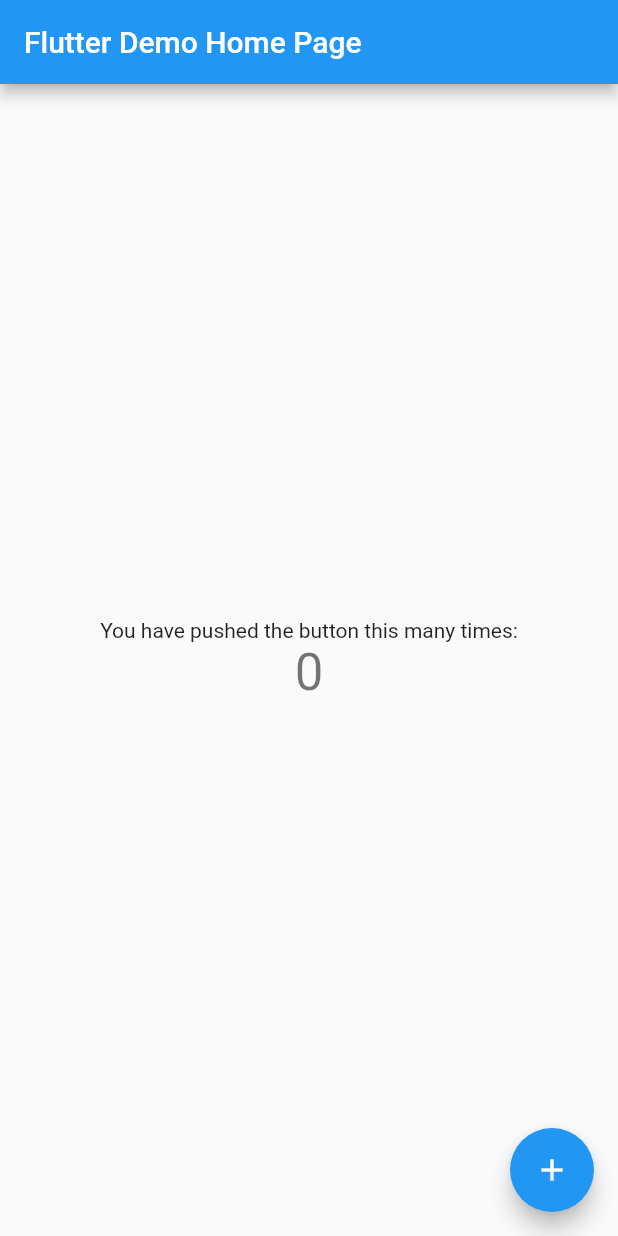
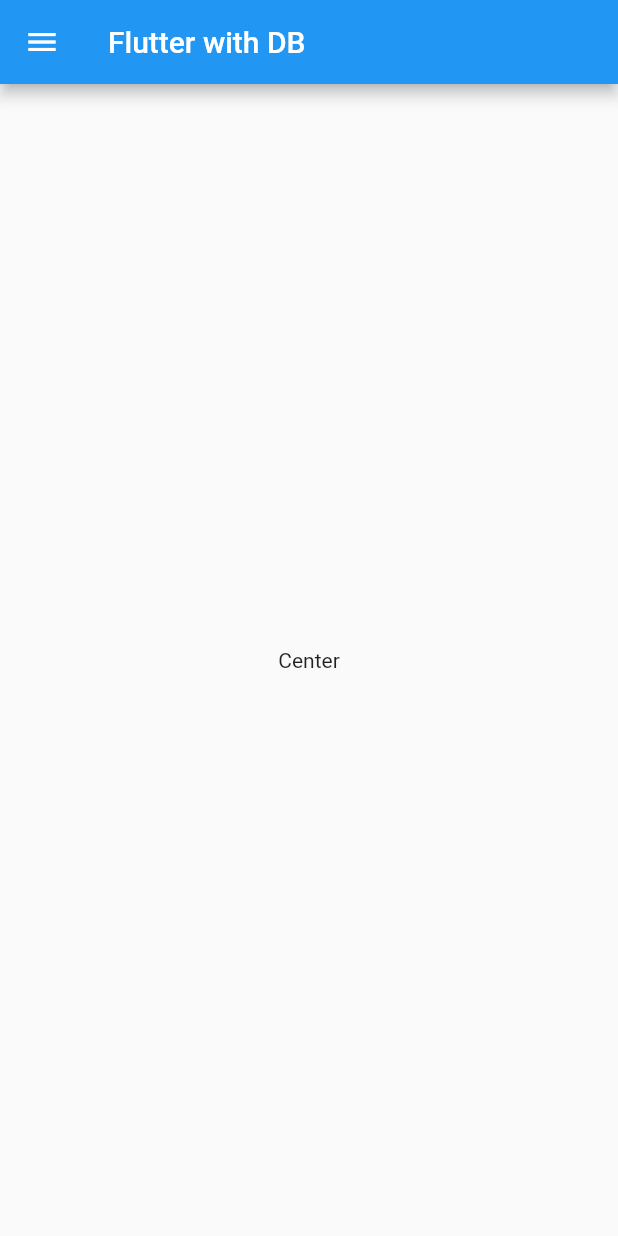
Before and after one commit to riansyahrobi8/flutter_with_db, a Flutter app: the screen it shows after launch, on a phone screen of 412 x 824 dp. Run offline on Flutter 3.47's test engine with Material 2 defaults, Android fonts, the phone set to English and light mode, and no system bars.

Commit message:
first commit

```diff
--- /dev/null
+++ b/lib/Home.dart
@@ -0,0 +1,16 @@
+import 'package:flutter/material.dart';
+
+class Home extends StatelessWidget {
+  @override
+  Widget build(BuildContext context) {
+    return Scaffold(
+      appBar: AppBar(
+        title: Text("Flutter with DB"),
+        leading: Icon(Icons.menu),
+      ),
+      body: Center(
+        child: Text("Center"),
+      ),
+    );
+  }
+}
--- /dev/null
+++ b/lib/MyApp.dart
@@ -0,0 +1,12 @@
+import 'package:flutter/material.dart';
+import 'package:flutter_with_data/Home.dart';
+
+class MyApp extends StatelessWidget {
+  @override
+  Widget build(BuildContext context) {
+    return MaterialApp(
+      title: "Flutter DB",
+      home: Home(),
+    );
+  }
+}
--- a/lib/main.dart
+++ b/lib/main.dart
@@ -1,117 +1,4 @@
 import 'package:flutter/material.dart';
+import 'package:flutter_with_data/MyApp.dart';
 
-void main() {
-  runApp(MyApp());
-}
-
-class MyApp extends StatelessWidget {
-  // This widget is the root of your application.
-  @override
-  Widget build(BuildContext context) {
-    return MaterialApp(
-      title: 'Flutter Demo',
-      theme: ThemeData(
-        // This is the theme of your application.
-        //
-        // Try running your application with "flutter run". You'll see the
-        // application has a blue toolbar. Then, without quitting the app, try
-        // changing the primarySwatch below to Colors.green and then invoke
-        // "hot reload" (press "r" in the console where you ran "flutter run",
-        // or simply save your changes to "hot reload" in a Flutter IDE).
-        // Notice that the counter didn't reset back to zero; the application
-        // is not restarted.
-        primarySwatch: Colors.blue,
-        // This makes the visual density adapt to the platform that you run
-        // the app on. For desktop platforms, the controls will be smaller and
-        // closer together (more dense) than on mobile platforms.
-        visualDensity: VisualDensity.adaptivePlatformDensity,
-      ),
-      home: MyHomePage(title: 'Flutter Demo Home Page'),
-    );
-  }
-}
-
-class MyHomePage extends StatefulWidget {
-  MyHomePage({Key key, this.title}) : super(key: key);
-
-  // This widget is the home page of your application. It is stateful, meaning
-  // that it has a State object (defined below) that contains fields that affect
-  // how it looks.
-
-  // This class is the configuration for the state. It holds the values (in this
-  // case the title) provided by the parent (in this case the App widget) and
-  // used by the build method of the State. Fields in a Widget subclass are
-  // always marked "final".
-
-  final String title;
-
-  @override
-  _MyHomePageState createState() => _MyHomePageState();
-}
-
-class _MyHomePageState extends State<MyHomePage> {
-  int _counter = 0;
-
-  void _incrementCounter() {
-    setState(() {
-      // This call to setState tells the Flutter framework that something has
-      // changed in this State, which causes it to rerun the build method below
-      // so that the display can reflect the updated values. If we changed
-      // _counter without calling setState(), then the build method would not be
-      // called again, and so nothing would appear to happen.
-      _counter++;
-    });
-  }
-
-  @override
-  Widget build(BuildContext context) {
-    // This method is rerun every time setState is called, for instance as done
-    // by the _incrementCounter method above.
-    //
-    // The Flutter framework has been optimized to make rerunning build methods
-    // fast, so that you can just rebuild anything that needs updating rather
-    // than having to individually change instances of widgets.
-    return Scaffold(
-      appBar: AppBar(
-        // Here we take the value from the MyHomePage object that was created by
-        // the App.build method, and use it to set our appbar title.
-        title: Text(widget.title),
-      ),
-      body: Center(
-        // Center is a layout widget. It takes a single child and positions it
-        // in the middle of the parent.
-        child: Column(
-          // Column is also a layout widget. It takes a list of children and
-          // arranges them vertically. By default, it sizes itself to fit its
-          // children horizontally, and tries to be as tall as its parent.
-          //
-          // Invoke "debug painting" (press "p" in the console, choose the
-          // "Toggle Debug Paint" action from the Flutter Inspector in Android
-          // Studio, or the "Toggle Debug Paint" command in Visual Studio Code)
-          // to see the wireframe for each widget.
-          //
-          // Column has various properties to control how it sizes itself and
-          // how it positions its children. Here we use mainAxisAlignment to
-          // center the children vertically; the main axis here is the vertical
-          // axis because Columns are vertical (the cross axis would be
-          // horizontal).
-          mainAxisAlignment: MainAxisAlignment.center,
-          children: <Widget>[
-            Text(
-              'You have pushed the button this many times:',
-            ),
-            Text(
-              '$_counter',
-              style: Theme.of(context).textTheme.headline4,
-            ),
-          ],
-        ),
-      ),
-      floatingActionButton: FloatingActionButton(
-        onPressed: _incrementCounter,
-        tooltip: 'Increment',
-        child: Icon(Icons.add),
-      ), // This trailing comma makes auto-formatting nicer for build methods.
-    );
-  }
-}
+void main() => runApp(MyApp());
```
Also changed, not shown: 1 other file.
